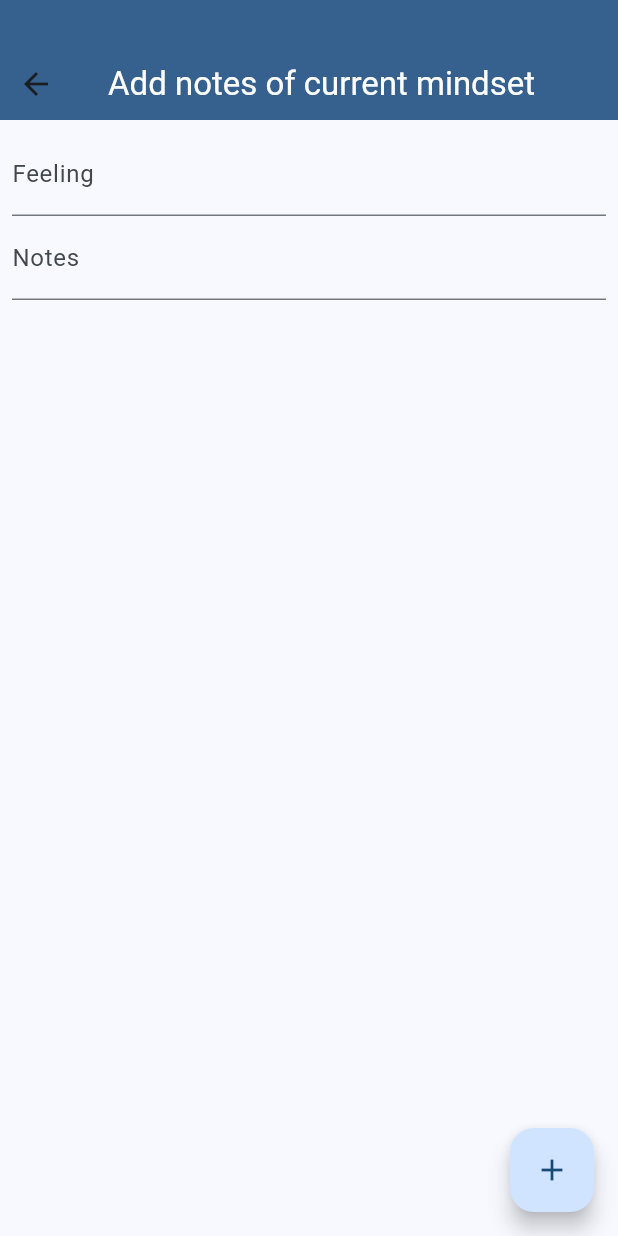
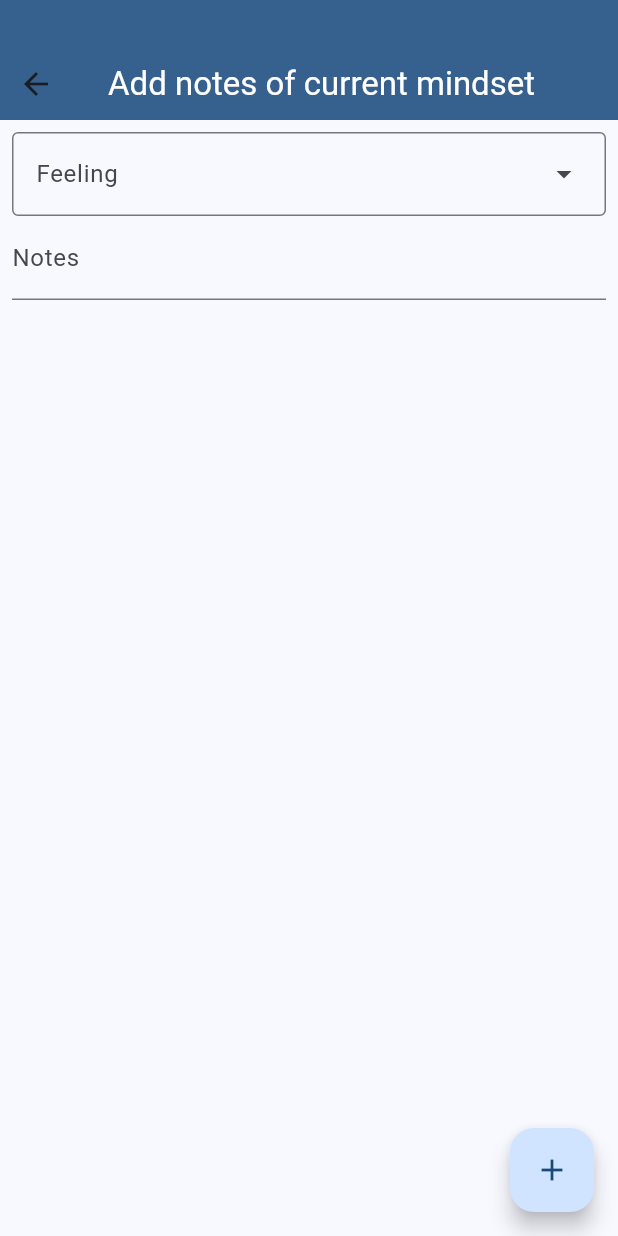
Before and after one commit to FBGFi/mindfulness-app, a Flutter app: the screen it shows after launch, after a tap on the "add" icon, on a phone screen of 412 x 824 dp. Run offline on Flutter 3.47's test engine with Material 3 defaults, Android fonts, the phone set to English and light mode, and no system bars.

```diff
--- a/lib/pages/home/components/add_mind_set_modal.dart
+++ b/lib/pages/home/components/add_mind_set_modal.dart
@@ -1,5 +1,5 @@
 import 'package:flutter/material.dart';
-import 'package:flutter/services.dart';
+import 'package:mindfulness_app/utils/constants.dart';
 import 'package:mindfulness_app/utils/mind_set_object.dart';
 
 class AddMindSetModal extends StatefulWidget {
@@ -18,9 +18,13 @@ class _AddMindSetModalState extends State<AddMindSetModal> {
   final _feelingFocusNode = FocusNode();
   final _notesFocusNode = FocusNode();
 
-  void onFeelingChanged(String feeling) {
+  void onFeelingChanged(String? feeling) {
     setState(() {
-      this.feeling = feeling;
+      if (feeling == null) {
+        this.feeling = "";
+      } else {
+        this.feeling = feeling;
+      }
     });
   }
 
@@ -66,10 +70,21 @@ class _AddMindSetModalState extends State<AddMindSetModal> {
             padding: const EdgeInsets.all(8.0),
             child: Column(
               children: [
-                TextField(
+                DropdownMenu(
                   focusNode: _feelingFocusNode,
-                  onChanged: onFeelingChanged,
-                  decoration: const InputDecoration(label: Text("Feeling")),
+                  width: MediaQuery.sizeOf(context).width,
+                  requestFocusOnTap: true,
+                  onSelected: onFeelingChanged,
+                  dropdownMenuEntries: MIND_SET_VALUES.values
+                      .map((group) => group.entries
+                          .map((entry) => DropdownMenuEntry(
+                                label: entry.key,
+                                value: entry.key,
+                              ))
+                          .toList())
+                      .expand((e) => e)
+                      .toList(),
+                  label: const Text("Feeling"),
                 ),
                 TextField(
                   focusNode: _notesFocusNode,
--- /dev/null
+++ b/lib/utils/constants.dart
@@ -0,0 +1,8 @@
+Map<String, Map<String, int>> MIND_SET_VALUES = {
+  "Sadness": {"Shame": 0},
+  "Joy": {"Curious": 0},
+  "Disgust": {"Judgemental": 0},
+  "Anger": {"Sarcastic": 0},
+  "Fear": {"Inadequate": 0},
+  "Awe": {"Disappointed": 0},
+};
```
